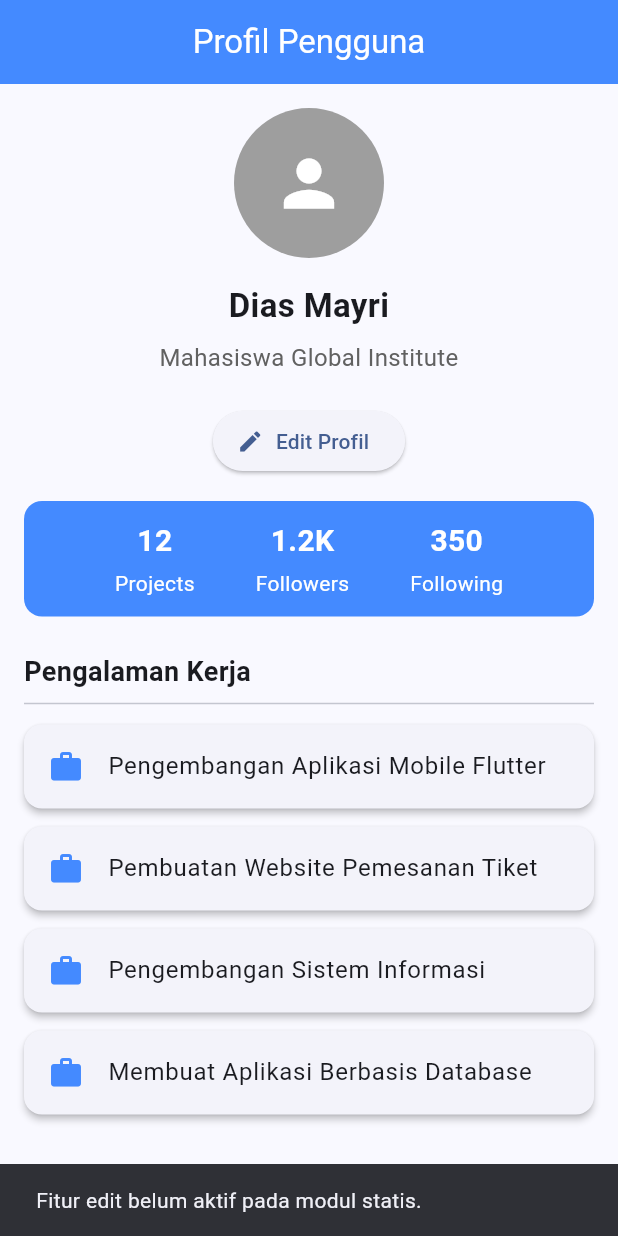
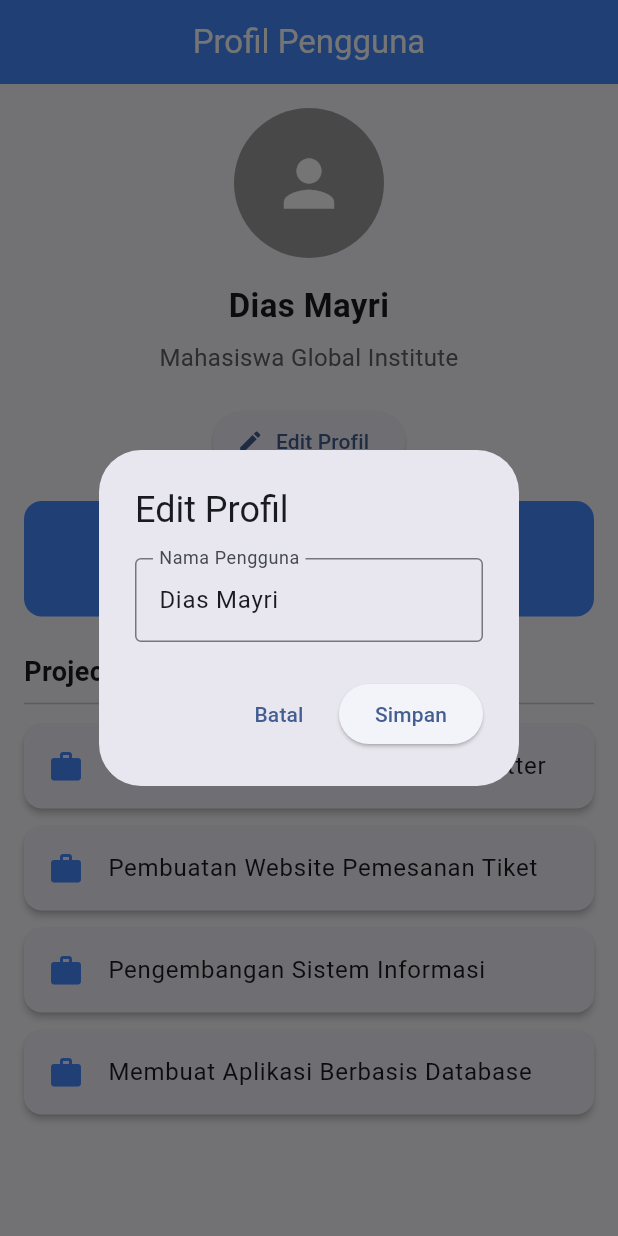
Before and after one commit to Diasmyri/flutter_tugas_3, a Flutter app: the screen it shows after launch, after a tap on "Edit Profil", on a phone screen of 412 x 824 dp. Run offline on Flutter 3.47's test engine with Material 3 defaults, Android fonts, the phone set to English and light mode, and no system bars.

Commit message:
feat: complete profile page with edit feature and README

```diff
--- a/lib/profile_page.dart
+++ b/lib/profile_page.dart
@@ -11,12 +11,60 @@
   String userName = 'Dias Mayri';
   final String role = 'Mahasiswa Global Institute';
 
+  final TextEditingController nameController = TextEditingController();
+
   final List<String> experiences = const [
     'Pengembangan Aplikasi Mobile Flutter',
     'Pembuatan Website Pemesanan Tiket',
     'Pengembangan Sistem Informasi',
     'Membuat Aplikasi Berbasis Database',
   ];
+
+  void editProfile() {
+    nameController.text = userName;
+
+    showDialog(
+      context: context,
+      builder: (context) {
+        return AlertDialog(
+          title: const Text('Edit Profil'),
+          content: TextFormField(
+            controller: nameController,
+            decoration: const InputDecoration(
+              labelText: 'Nama Pengguna',
+              border: OutlineInputBorder(),
+            ),
+          ),
+          actions: [
+            TextButton(
+              onPressed: () {
+                Navigator.pop(context);
+              },
+              child: const Text('Batal'),
+            ),
+            ElevatedButton(
+              onPressed: () {
+                if (nameController.text.trim().isNotEmpty) {
+                  setState(() {
+                    userName = nameController.text.trim();
+                  });
+
+                  Navigator.pop(context);
+                }
+              },
+              child: const Text('Simpan'),
+            ),
+          ],
+        );
+      },
+    );
+  }
+
+  @override
+  void dispose() {
+    nameController.dispose();
+    super.dispose();
+  }
 
   @override
   Widget build(BuildContext context) {
@@ -36,13 +84,7 @@
             ProfileInfo(userName: userName, role: role),
             const SizedBox(height: 20),
             ElevatedButton.icon(
-              onPressed: () {
-                ScaffoldMessenger.of(context).showSnackBar(
-                  const SnackBar(
-                    content: Text('Fitur edit belum aktif pada modul statis.'),
-                  ),
-                );
-              },
+              onPressed: editProfile,
               icon: const Icon(Icons.edit),
               label: const Text('Edit Profil'),
             ),
@@ -52,7 +94,7 @@
             const Align(
               alignment: Alignment.centerLeft,
               child: Text(
-                'Pengalaman Kerja',
+                'Project Yang Dibuat',
                 style: TextStyle(fontSize: 18, fontWeight: FontWeight.bold),
               ),
             ),
```
Also changed, not shown: 1 other file.
